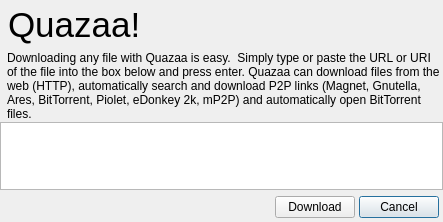
Old version of the form Quazaa/UI/dialogadddownload.ui in the repository c3c/quazaa.
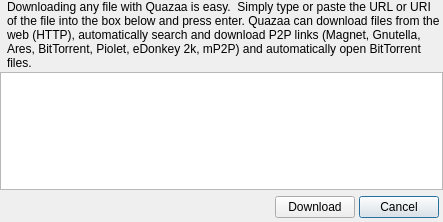
New version of the form. Icons and pictures are not drawn.

Patch:
```diff
--- a/Quazaa/UI/dialogadddownload.ui
+++ b/Quazaa/UI/dialogadddownload.ui
@@ -42,67 +42,7 @@
    <property name="margin">
     <number>0</number>
    </property>
-   <item row="0" column="0" colspan="2">
-    <widget class="QFrame" name="frameCommonHeader">
-     <property name="minimumSize">
-      <size>
-       <width>0</width>
-       <height>50</height>
-      </size>
-     </property>
-     <property name="maximumSize">
-      <size>
-       <width>16777215</width>
-       <height>50</height>
-      </size>
-     </property>
-     <property name="frameShape">
-      <enum>QFrame::NoFrame</enum>
-     </property>
-     <property name="frameShadow">
-      <enum>QFrame::Raised</enum>
-     </property>
-     <layout class="QGridLayout" name="gridLayout_23">
-      <property name="margin">
-       <number>1</number>
-      </property>
-      <property name="spacing">
-       <number>0</number>
-      </property>
-      <item row="0" column="0">
-       <widget class="QLabel" name="labelLogo">
-        <property name="styleSheet">
-         <string notr="true">background-color: transparent;</string>
-        </property>
-        <property name="text">
-         <string/>
-        </property>
-        <property name="pixmap">
-         <pixmap resource="../Resource.qrc">:/Resource/Quazaa48.png</pixmap>
-        </property>
-       </widget>
-      </item>
-      <item row="0" column="1">
-       <widget class="QLabel" name="labelHeaderText">
-        <property name="sizePolicy">
-         <sizepolicy hsizetype="MinimumExpanding" vsizetype="Preferred">
-          <horstretch>0</horstretch>
-          <verstretch>0</verstretch>
-         </sizepolicy>
-        </property>
-        <property name="text">
-         <string notr="true">&lt;!DOCTYPE HTML PUBLIC &quot;-//W3C//DTD HTML 4.0//EN&quot; &quot;http://www.w3.org/TR/REC-html40/strict.dtd&quot;&gt;
-&lt;html&gt;&lt;head&gt;&lt;meta name=&quot;qrichtext&quot; content=&quot;1&quot; /&gt;&lt;style type=&quot;text/css&quot;&gt;
-p, li { white-space: pre-wrap; }
-&lt;/style&gt;&lt;/head&gt;&lt;body style=&quot; font-family:'MS Shell Dlg 2'; font-size:8.25pt; font-weight:400; font-style:normal;&quot;&gt;
-&lt;p style=&quot; margin-top:0px; margin-bottom:0px; margin-left:0px; margin-right:0px; -qt-block-indent:0; text-indent:0px;&quot;&gt;&lt;span style=&quot; font-size:26pt;&quot;&gt;Quazaa!&lt;/span&gt;&lt;/p&gt;&lt;/body&gt;&lt;/html&gt;</string>
-        </property>
-       </widget>
-      </item>
-     </layout>
-    </widget>
-   </item>
-   <item row="1" column="1">
+   <item row="0" column="1">
     <widget class="QLabel" name="labelInstructions">
      <property name="text">
       <string>Downloading any file with Quazaa is easy.  Simply type or paste the URL or URI of the file into the box below and press enter. Quazaa can download files from the web (HTTP), automatically search and download P2P links (Magnet, Gnutella, Ares, BitTorrent, Piolet, eDonkey 2k, mP2P) and automatically open BitTorrent files.</string>
@@ -112,7 +52,7 @@
      </property>
     </widget>
    </item>
-   <item row="1" column="0">
+   <item row="0" column="0">
     <widget class="QLabel" name="labelDownloadIcon">
      <property name="maximumSize">
       <size>
@@ -125,7 +65,7 @@
      </property>
     </widget>
    </item>
-   <item row="2" column="0" colspan="2">
+   <item row="1" column="0" colspan="2">
     <widget class="QTextEdit" name="textEditDownloadAddress"/>
    </item>
    <item row="3" column="0" colspan="2">
```
Left out of the diff: 2 changed lines with no effect on the pictures.
